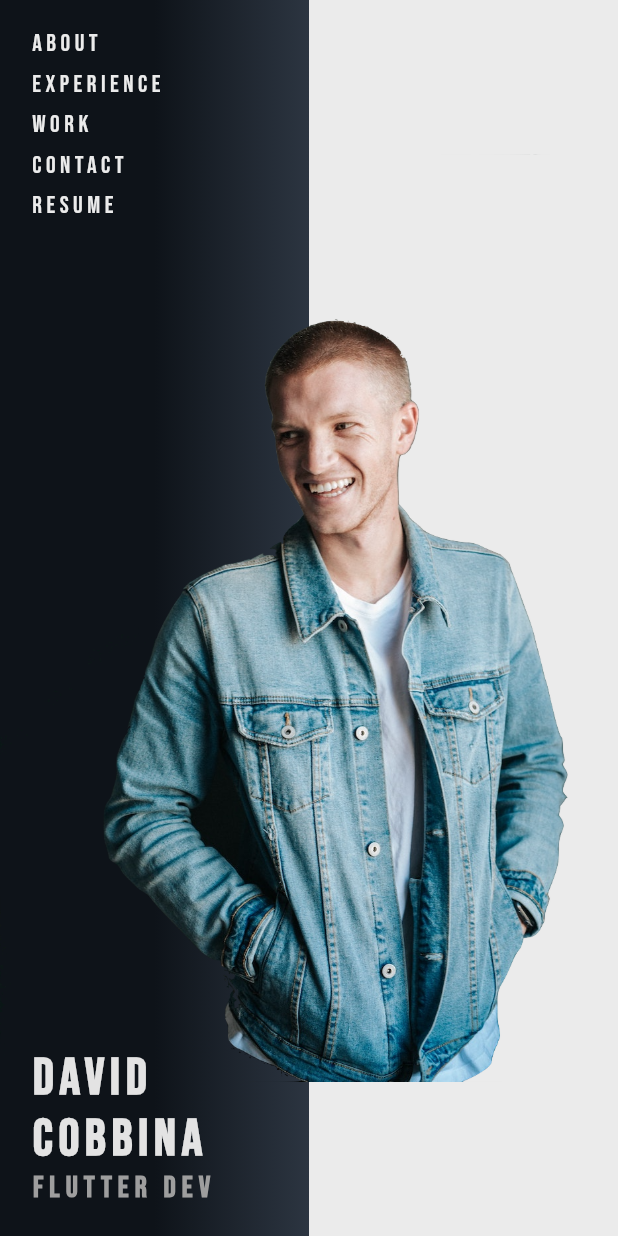
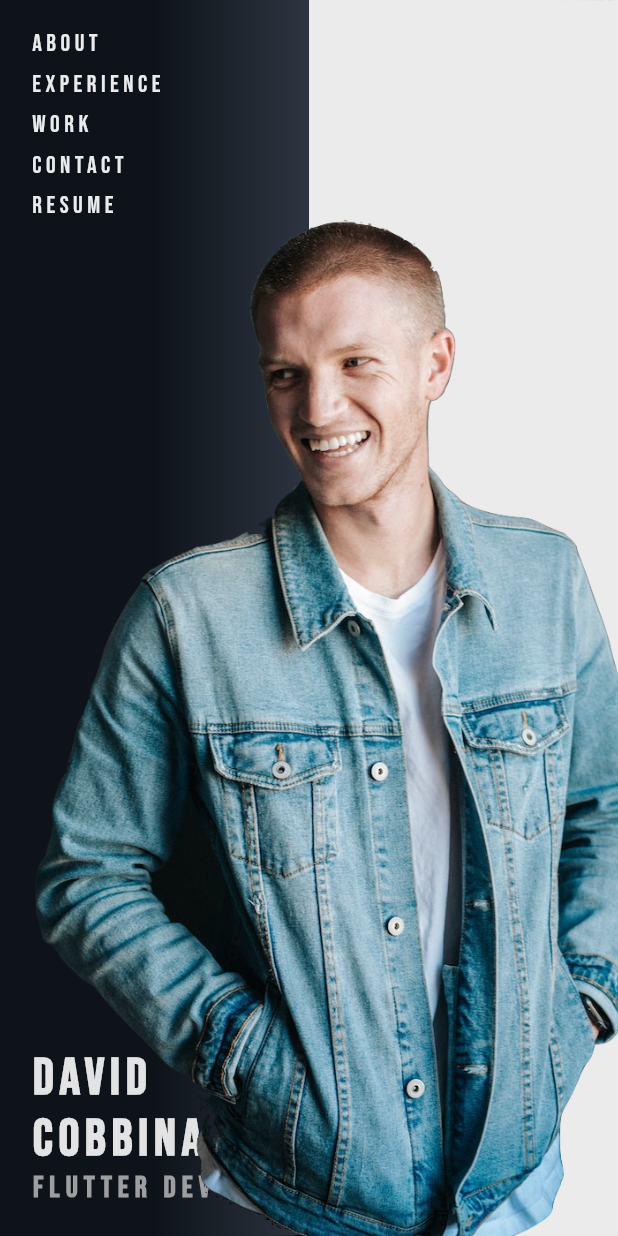
Before and after one commit to david-legend/aerium, a Flutter app: the HomePage screen opened directly, on a phone screen of 412 x 824 dp. Run offline on Flutter 3.47's test engine with Material 2 defaults, Android fonts, the phone set to English and light mode, and no system bars; our stand-ins replace auto_route, google_fonts.

Commit message:
changed style of selected menu item

```diff
--- a/lib/main.dart
+++ b/lib/main.dart
@@ -8,7 +8,6 @@ void main() {
 }
 
 class MyApp extends StatelessWidget {
-  // This widget is the root of your application.
   @override
   Widget build(BuildContext context) {
     return MaterialApp(
@@ -16,7 +15,7 @@ class MyApp extends StatelessWidget {
       theme: AppTheme.lightThemeData,
       builder: ExtendedNavigator<Router>(
         router: Router(),
-        initialRoute: Routes.homeScreen,
+        initialRoute: Routes.aboutPage,
       ),
     );
   }
--- a/lib/presentation/pages/about_page.dart
+++ b/lib/presentation/pages/about_page.dart
@@ -28,7 +28,7 @@ class AboutPage extends StatelessWidget {
                           ),
                           child: MenuList(
                             menuList: Data.menuList,
-                            selectedItemRouteName: Routes.aboutScreen,
+                            selectedItemRouteName: Routes.aboutPage,
                           ),
                         ),
                       ),
@@ -44,6 +44,7 @@ class AboutPage extends StatelessWidget {
               child: Image.asset(
                 ImagePath.DEV,
                 fit: BoxFit.cover,
+                scale: 0.5,
               ),
             )
           ],
--- a/lib/presentation/pages/contact_page.dart
+++ b/lib/presentation/pages/contact_page.dart
@@ -28,7 +28,7 @@ class ContactPage extends StatelessWidget {
                           ),
                           child: MenuList(
                             menuList: Data.menuList,
-                            selectedItemRouteName: Routes.contactScreen,
+                            selectedItemRouteName: Routes.contactPage,
                           ),
                         ),
                       ),
--- a/lib/presentation/pages/experience_page.dart
+++ b/lib/presentation/pages/experience_page.dart
@@ -28,7 +28,7 @@ class ExperiencePage extends StatelessWidget {
                           ),
                           child: MenuList(
                             menuList: Data.menuList,
-                            selectedItemRouteName: Routes.experienceScreen,
+                            selectedItemRouteName: Routes.experiencePage,
                           ),
                         ),
                       ),
--- a/lib/presentation/pages/home_page.dart
+++ b/lib/presentation/pages/home_page.dart
@@ -1,13 +1,14 @@
 import 'package:auto_route/auto_route.dart';
 import 'package:flutter/material.dart';
 import 'package:portfoliosite/layout/adaptive.dart';
+import 'package:portfoliosite/presentation/pages/about_page.dart';
+import 'package:portfoliosite/presentation/routes/router.dart';
 import 'package:portfoliosite/presentation/routes/router.gr.dart';
 import 'package:portfoliosite/presentation/widgets/content_view.dart';
 import 'package:portfoliosite/presentation/widgets/desktop_navigation.dart';
-import 'package:portfoliosite/presentation/widgets/menu_item.dart';
 import 'package:portfoliosite/presentation/widgets/menu_list.dart';
-import 'package:portfoliosite/presentation/widgets/spaces.dart';
 import 'package:portfoliosite/values/values.dart';
+
 
 class HomePage extends StatelessWidget {
   @override
@@ -55,7 +56,10 @@ class HomePage extends StatelessWidget {
               Center(
                 child: Image.asset(
                   ImagePath.DEV,
-                  fit: BoxFit.cover,
+                  width: widthOfScreen(context),
+                  height: heightOfScreen(context),
+                  fit: BoxFit.fitHeight,
+                  scale: 2.0,
                 ),
               )
             ],
--- a/lib/presentation/pages/resume_page.dart
+++ b/lib/presentation/pages/resume_page.dart
@@ -28,7 +28,7 @@ class ResumePage extends StatelessWidget {
                           ),
                           child: MenuList(
                             menuList: Data.menuList,
-                            selectedItemRouteName: Routes.resumeScreen,
+                            selectedItemRouteName: Routes.resumePage,
                           ),
                         ),
                       ),
--- a/lib/presentation/pages/work_page.dart
+++ b/lib/presentation/pages/work_page.dart
@@ -28,7 +28,7 @@ class WorkPage extends StatelessWidget {
                           ),
                           child: MenuList(
                             menuList: Data.menuList,
-                            selectedItemRouteName: Routes.workScreen,
+                            selectedItemRouteName: Routes.workPage,
                           ),
                         ),
                       ),
--- a/lib/presentation/widgets/menu_item.dart
+++ b/lib/presentation/widgets/menu_item.dart
@@ -1,4 +1,5 @@
 import 'package:flutter/material.dart';
+import 'package:portfoliosite/presentation/widgets/spaces.dart';
 import 'package:portfoliosite/values/values.dart';
 
 class MenuItem extends StatelessWidget {
@@ -33,11 +34,21 @@ class MenuItem extends StatelessWidget {
     return InkWell(
       onTap: onTap,
       child: Container(
-        child: Text(
-          title,
-          style: selected
-              ? (selectedStyle ?? selectedMenuTextStyle)
-              : (titleStyle ?? menuTextStyle),
+        child: Row(
+          children: [
+           selected ? Container(
+              width: 2,
+              height: 18,
+              color: AppColors.grey,
+            ) : Container(),
+            selected ? SpaceW12() : Container(),
+            Text(
+              title,
+              style: selected
+                  ? (selectedStyle ?? menuTextStyle)
+                  : (titleStyle ?? menuTextStyle),
+            ),
+          ],
         ),
       ),
     );
--- a/lib/values/data.dart
+++ b/lib/values/data.dart
@@ -12,10 +12,10 @@ class MenuData {
 
 class Data {
   static  List<MenuData> menuList =  [
-    MenuData(title: StringConst.ABOUT, routeName: Routes.aboutScreen),
-    MenuData(title: StringConst.EXPERIENCE, routeName: Routes.experienceScreen),
-    MenuData(title: StringConst.WORK, routeName: Routes.workScreen),
-    MenuData(title: StringConst.CONTACT, routeName: Routes.contactScreen),
-    MenuData(title: StringConst.RESUME, routeName: Routes.resumeScreen),
+    MenuData(title: StringConst.ABOUT, routeName: Routes.aboutPage),
+    MenuData(title: StringConst.EXPERIENCE, routeName: Routes.experiencePage),
+    MenuData(title: StringConst.WORK, routeName: Routes.workPage),
+    MenuData(title: StringConst.CONTACT, routeName: Routes.contactPage),
+    MenuData(title: StringConst.RESUME, routeName: Routes.resumePage),
   ];
 }
--- a/pubspec.yaml
+++ b/pubspec.yaml
@@ -25,7 +25,8 @@ dependencies:
     sdk: flutter
 
   google_fonts: ^1.1.0
-  auto_route: ^0.5.0
+  get_it: ^4.0.2
+#  auto_route: ^0.5.0
 
   # The following adds the Cupertino Icons font to your application.
   # Use with the CupertinoIcons class for iOS style icons.
```
Also changed, not shown: lib/presentation/routes/router.dart (+9 -7 lines), lib/presentation/routes/router.gr.dart, pubspec.lock.
